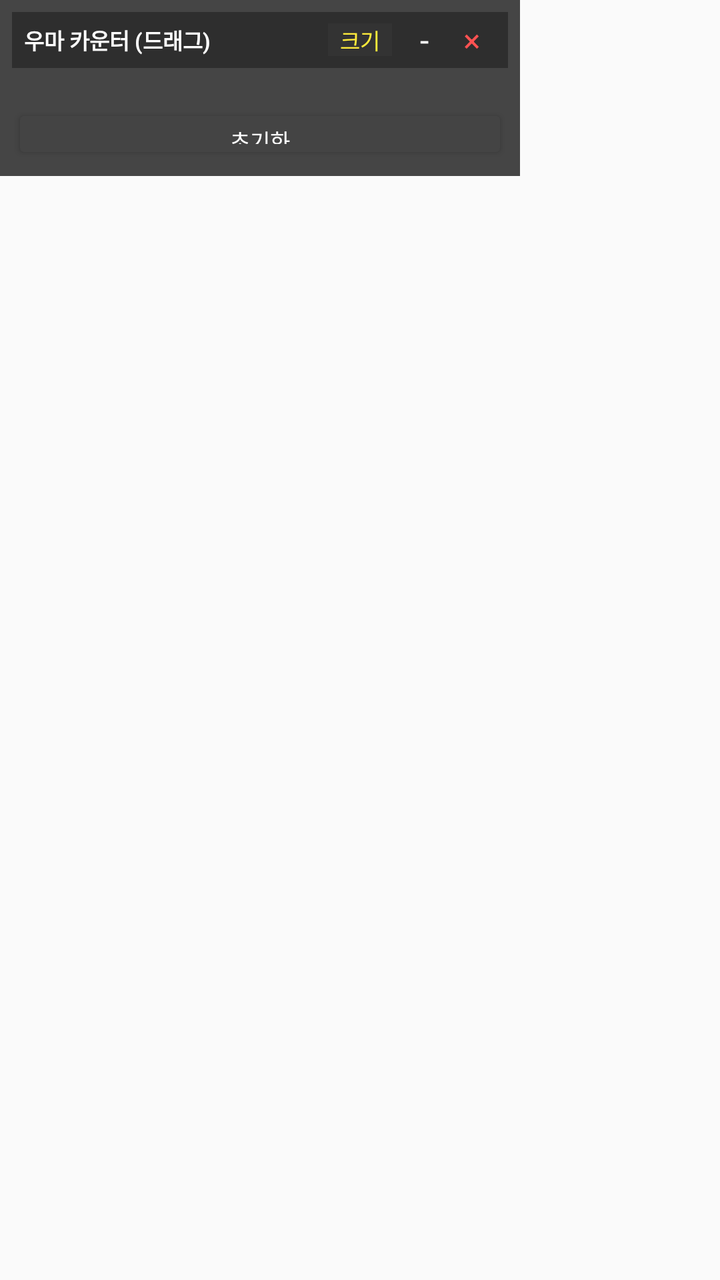
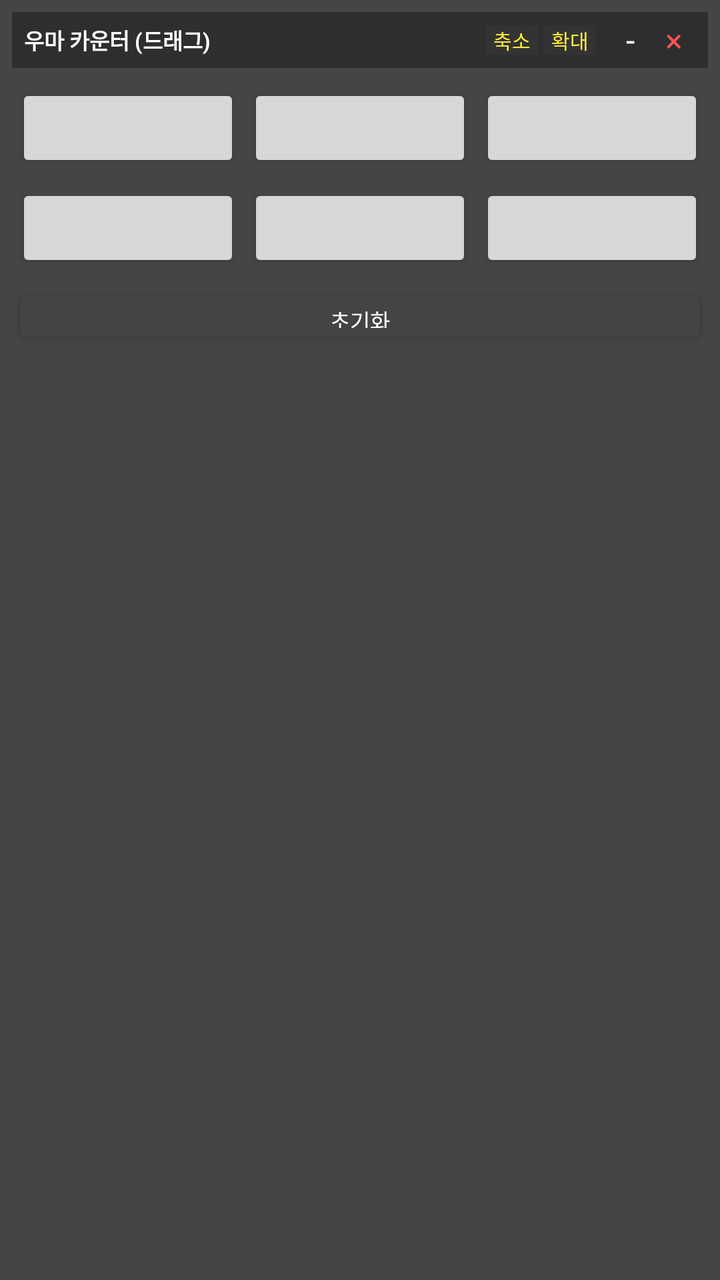

The first picture is an Android layout as it rendered before a commit; the second is the same layout after the commit. The layout source and the unified diff follow.
<!-- AndroidManifest.xml: application theme Theme.AppCompat.Light.NoActionBar -->
<!-- res/layout/layout_floating_widget.xml -->
<?xml version="1.0" encoding="utf-8"?>
<FrameLayout xmlns:android="http://schemas.android.com/apk/res/android"
    android:id="@+id/rootContainer"
    android:layout_width="wrap_content"
    android:layout_height="wrap_content">

    <LinearLayout
        android:id="@+id/innerLayout"
        android:layout_width="260dp"
        android:layout_height="wrap_content"
        android:orientation="vertical"
        android:background="#CC181818"
        android:padding="6dp">

        <LinearLayout
            android:id="@+id/dragHeader"
            android:layout_width="match_parent"
            android:layout_height="28dp"
            android:orientation="horizontal"
            android:gravity="center_vertical"
            android:background="#DD2B2B2B"
            android:paddingHorizontal="6dp">

            <TextView
                android:layout_width="0dp"
                android:layout_height="wrap_content"
                android:layout_weight="1"
                android:text="우마 카운터 (드래그)"
                android:textColor="#FFFFFF"
                android:textSize="11sp"
                android:textStyle="bold" />

            <TextView
                android:id="@+id/btnToggleResize"
                android:layout_width="32dp"
                android:layout_height="wrap_content"
                android:text="크기"
                android:textColor="#FFEB3B"
                android:textSize="11sp"
                android:gravity="center"
                android:background="#333333"
                android:layout_marginEnd="4dp" />

            <TextView
                android:id="@+id/btnMinimize"
                android:layout_width="24dp"
                android:layout_height="wrap_content"
                android:text="-"
                android:textColor="#FFFFFF"
                android:textSize="16sp"
                android:gravity="center" />

            <TextView
                android:id="@+id/btnClose"
                android:layout_width="24dp"
                android:layout_height="wrap_content"
                android:text="×"
                android:textColor="#FF5252"
                android:textSize="16sp"
                android:gravity="center" />
        </LinearLayout>

        <LinearLayout
            android:id="@+id/cardContainer"
            android:layout_width="match_parent"
            android:layout_height="0dp"
            android:layout_weight="1"
            android:orientation="vertical"
            android:layout_marginTop="6dp">

            <GridLayout
                android:id="@+id/cardGrid"
                android:layout_width="match_parent"
                android:layout_height="0dp"
                android:layout_weight="1"
                android:columnCount="3"
                android:rowCount="2">

                <Button android:id="@+id/btnCard1" android:layout_width="0dp" android:layout_columnWeight="1" android:layout_height="0dp" android:layout_rowWeight="1" android:textSize="10sp" android:layout_margin="2dp" android:padding="2dp" />
                <Button android:id="@+id/btnCard2" android:layout_width="0dp" android:layout_columnWeight="1" android:layout_height="0dp" android:layout_rowWeight="1" android:textSize="10sp" android:layout_margin="2dp" android:padding="2dp" />
                <Button android:id="@+id/btnCard3" android:layout_width="0dp" android:layout_columnWeight="1" android:layout_height="0dp" android:layout_rowWeight="1" android:textSize="10sp" android:layout_margin="2dp" android:padding="2dp" />

                <Button android:id="@+id/btnCard4" android:layout_width="0dp" android:layout_columnWeight="1" android:layout_height="0dp" android:layout_rowWeight="1" android:textSize="10sp" android:layout_margin="2dp" android:padding="2dp" />
                <Button android:id="@+id/btnCard5" android:layout_width="0dp" android:layout_columnWeight="1" android:layout_height="0dp" android:layout_rowWeight="1" android:textSize="10sp" android:layout_margin="2dp" android:padding="2dp" />
                <Button android:id="@+id/btnCard6" android:layout_width="0dp" android:layout_columnWeight="1" android:layout_height="0dp" android:layout_rowWeight="1" android:textSize="10sp" android:layout_margin="2dp" android:padding="2dp" />
            </GridLayout>

            <Button
                android:id="@+id/btnReset"
                android:layout_width="match_parent"
                android:layout_height="30dp"
                android:text="초기화"
                android:textSize="11sp"
                android:backgroundTint="#444444"
                android:textColor="#FFFFFF"
                android:layout_marginTop="4dp" />
        </LinearLayout>
    </LinearLayout>

    <TextView
        android:id="@+id/resizeHandle"
        android:layout_width="32dp"
        android:layout_height="32dp"
        android:layout_gravity="bottom|end"
        android:text="⇲"
        android:textColor="#FFEB3B"
        android:textSize="18sp"
        android:gravity="center"
        android:background="#AA000000"
        android:visibility="gone" />
</FrameLayout>
<!-- resources referenced by this layout -->
<resources>

</resources>

<!-- the commit's change to res/layout/layout_floating_widget.xml (unified diff, before → after) -->
@@ -1,111 +1,110 @@
 <?xml version="1.0" encoding="utf-8"?>
-<FrameLayout xmlns:android="http://schemas.android.com/apk/res/android"
+<LinearLayout xmlns:android="http://schemas.android.com/apk/res/android"
     android:id="@+id/rootContainer"
-    android:layout_width="wrap_content"
-    android:layout_height="wrap_content">
+    android:layout_width="match_parent"
+    android:layout_height="wrap_content"
+    android:orientation="vertical"
+    android:background="#CC181818"
+    android:padding="6dp">
 
+    
     <LinearLayout
-        android:id="@+id/innerLayout"
-        android:layout_width="260dp"
+        android:id="@+id/dragHeader"
+        android:layout_width="match_parent"
+        android:layout_height="28dp"
+        android:orientation="horizontal"
+        android:gravity="center_vertical"
+        android:background="#DD2B2B2B"
+        android:paddingHorizontal="6dp">
+
+        <TextView
+            android:layout_width="0dp"
+            android:layout_height="wrap_content"
+            android:layout_weight="1"
+            android:text="우마 카운터 (드래그)"
+            android:textColor="#FFFFFF"
+            android:textSize="11sp"
+            android:textStyle="bold" />
+
+        
+        <TextView
+            android:id="@+id/btnScaleDown"
+            android:layout_width="26dp"
+            android:layout_height="wrap_content"
+            android:text="축소"
+            android:textColor="#FFEB3B"
+            android:textSize="10sp"
+            android:gravity="center"
+            android:background="#333333"
+            android:layout_marginEnd="3dp" />
+
+        <TextView
+            android:id="@+id/btnScaleUp"
+            android:layout_width="26dp"
+            android:layout_height="wrap_content"
+            android:text="확대"
+            android:textColor="#FFEB3B"
+            android:textSize="10sp"
+            android:gravity="center"
+            android:background="#333333"
+            android:layout_marginEnd="6dp" />
+
+        <TextView
+            android:id="@+id/btnMinimize"
+            android:layout_width="22dp"
+            android:layout_height="wrap_content"
+            android:text="-"
+            android:textColor="#FFFFFF"
+            android:textSize="16sp"
+            android:gravity="center" />
+
+        <TextView
+            android:id="@+id/btnClose"
+            android:layout_width="22dp"
+            android:layout_height="wrap_content"
+            android:text="×"
+            android:textColor="#FF5252"
+            android:textSize="16sp"
+            android:gravity="center" />
+    </LinearLayout>
+
+    
+    <LinearLayout
+        android:id="@+id/cardContainer"
+        android:layout_width="match_parent"
         android:layout_height="wrap_content"
         android:orientation="vertical"
-        android:background="#CC181818"
-        android:padding="6dp">
+        android:layout_marginTop="6dp">
 
         <LinearLayout
-            android:id="@+id/dragHeader"
+            android:id="@+id/row1"
             android:layout_width="match_parent"
-            android:layout_height="28dp"
-            android:orientation="horizontal"
-            android:gravity="center_vertical"
-            android:background="#DD2B2B2B"
-            android:paddingHorizontal="6dp">
-
-            <TextView
-                android:layout_width="0dp"
-                android:layout_height="wrap_content"
-                android:layout_weight="1"
-                android:text="우마 카운터 (드래그)"
-                android:textColor="#FFFFFF"
-                android:textSize="11sp"
-                android:textStyle="bold" />
-
-            <TextView
-                android:id="@+id/btnToggleResize"
-                android:layout_width="32dp"
-                android:layout_height="wrap_content"
-                android:text="크기"
-                android:textColor="#FFEB3B"
-                android:textSize="11sp"
-                android:gravity="center"
-                android:background="#333333"
-                android:layout_marginEnd="4dp" />
-
-            <TextView
-                android:id="@+id/btnMinimize"
-                android:layout_width="24dp"
-                android:layout_height="wrap_content"
-                android:text="-"
-                android:textColor="#FFFFFF"
-                android:textSize="16sp"
-                android:gravity="center" />
-
-            <TextView
-                android:id="@+id/btnClose"
-                android:layout_width="24dp"
-                android:layout_height="wrap_content"
-                android:text="×"
-                android:textColor="#FF5252"
-                android:textSize="16sp"
-                android:gravity="center" />
+            android:layout_height="48dp"
+            android:orientation="horizontal">
+            <Button android:id="@+id/btnCard1" android:layout_width="0dp" android:layout_weight="1" android:layout_height="match_parent" android:textSize="9.5sp" android:layout_margin="2dp" android:padding="1dp" />
+            <Button android:id="@+id/btnCard2" android:layout_width="0dp" android:layout_weight="1" android:layout_height="match_parent" android:textSize="9.5sp" android:layout_margin="2dp" android:padding="1dp" />
+            <Button android:id="@+id/btnCard3" android:layout_width="0dp" android:layout_weight="1" android:layout_height="match_parent" android:textSize="9.5sp" android:layout_margin="2dp" android:padding="1dp" />
         </LinearLayout>
 
         <LinearLayout
-            android:id="@+id/cardContainer"
+            android:id="@+id/row2"
             android:layout_width="match_parent"
-            android:layout_height="0dp"
-            android:layout_weight="1"
-            android:orientation="vertical"
-            android:layout_marginTop="6dp">
+            android:layout_height="48dp"
+            android:orientation="horizontal"
+            android:layout_marginTop="2dp">
+            <Button android:id="@+id/btnCard4" android:layout_width="0dp" android:layout_weight="1" android:layout_height="match_parent" android:textSize="9.5sp" android:layout_margin="2dp" android:padding="1dp" />
+            <Button android:id="@+id/btnCard5" android:layout_width="0dp" android:layout_weight="1" android:layout_height="match_parent" android:textSize="9.5sp" android:layout_margin="2dp" android:padding="1dp" />
+            <Button android:id="@+id/btnCard6" android:layout_width="0dp" android:layout_weight="1" android:layout_height="match_parent" android:textSize="9.5sp" android:layout_margin="2dp" android:padding="1dp" />
+        </LinearLayout>
 
-            <GridLayout
-                android:id="@+id/cardGrid"
-                android:layout_width="match_parent"
-                android:layout_height="0dp"
-                android:layout_weight="1"
-                android:columnCount="3"
-                android:rowCount="2">
-
-                <Button android:id="@+id/btnCard1" android:layout_width="0dp" android:layout_columnWeight="1" android:layout_height="0dp" android:layout_rowWeight="1" android:textSize="10sp" android:layout_margin="2dp" android:padding="2dp" />
-                <Button android:id="@+id/btnCard2" android:layout_width="0dp" android:layout_columnWeight="1" android:layout_height="0dp" android:layout_rowWeight="1" android:textSize="10sp" android:layout_margin="2dp" android:padding="2dp" />
-                <Button android:id="@+id/btnCard3" android:layout_width="0dp" android:layout_columnWeight="1" android:layout_height="0dp" android:layout_rowWeight="1" android:textSize="10sp" android:layout_margin="2dp" android:padding="2dp" />
-
-                <Button android:id="@+id/btnCard4" android:layout_width="0dp" android:layout_columnWeight="1" android:layout_height="0dp" android:layout_rowWeight="1" android:textSize="10sp" android:layout_margin="2dp" android:padding="2dp" />
-                <Button android:id="@+id/btnCard5" android:layout_width="0dp" android:layout_columnWeight="1" android:layout_height="0dp" android:layout_rowWeight="1" android:textSize="10sp" android:layout_margin="2dp" android:padding="2dp" />
-                <Button android:id="@+id/btnCard6" android:layout_width="0dp" android:layout_columnWeight="1" android:layout_height="0dp" android:layout_rowWeight="1" android:textSize="10sp" android:layout_margin="2dp" android:padding="2dp" />
-            </GridLayout>
-
-            <Button
-                android:id="@+id/btnReset"
-                android:layout_width="match_parent"
-                android:layout_height="30dp"
-                android:text="초기화"
-                android:textSize="11sp"
-                android:backgroundTint="#444444"
-                android:textColor="#FFFFFF"
-                android:layout_marginTop="4dp" />
-        </LinearLayout>
+        <Button
+            android:id="@+id/btnReset"
+            android:layout_width="match_parent"
+            android:layout_height="32dp"
+            android:text="초기화"
+            android:textSize="11sp"
+            android:backgroundTint="#444444"
+            android:textColor="#FFFFFF"
+            android:layout_marginTop="4dp" />
     </LinearLayout>
-
-    <TextView
-        android:id="@+id/resizeHandle"
-        android:layout_width="32dp"
-        android:layout_height="32dp"
-        android:layout_gravity="bottom|end"
-        android:text="⇲"
-        android:textColor="#FFEB3B"
-        android:textSize="18sp"
-        android:gravity="center"
-        android:background="#AA000000"
-        android:visibility="gone" />
-</FrameLayout>
+</LinearLayout>
